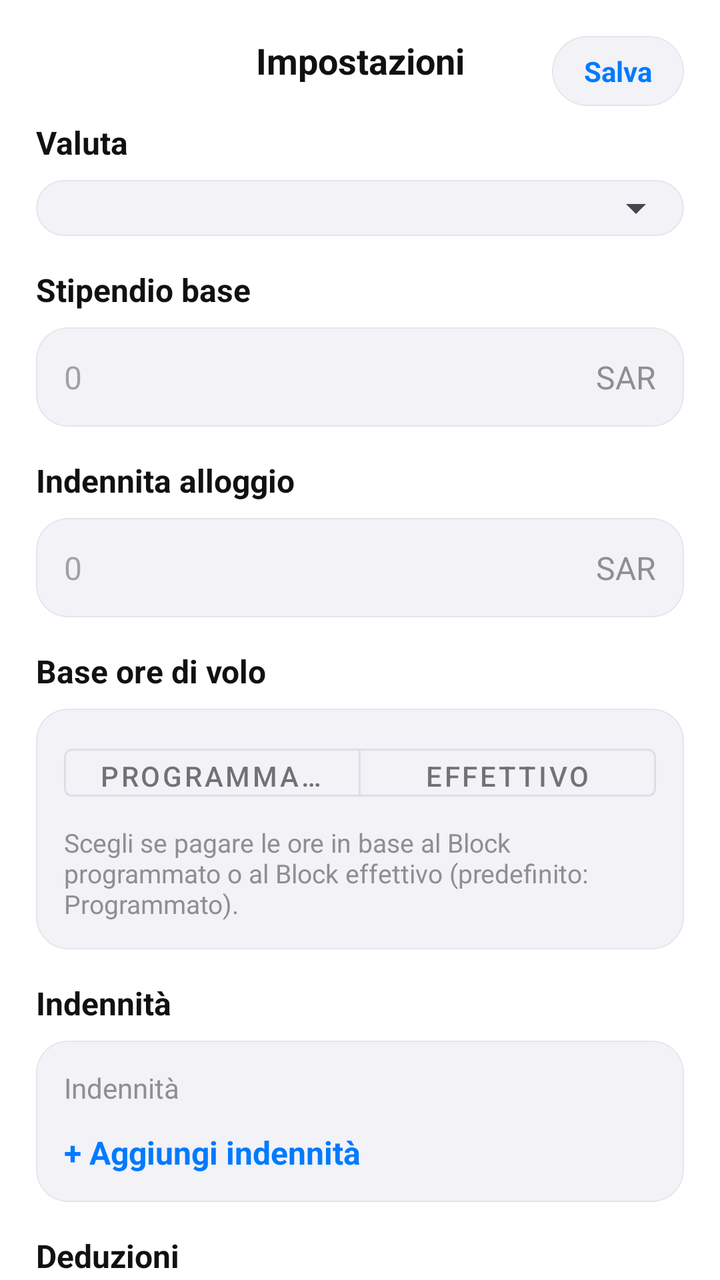
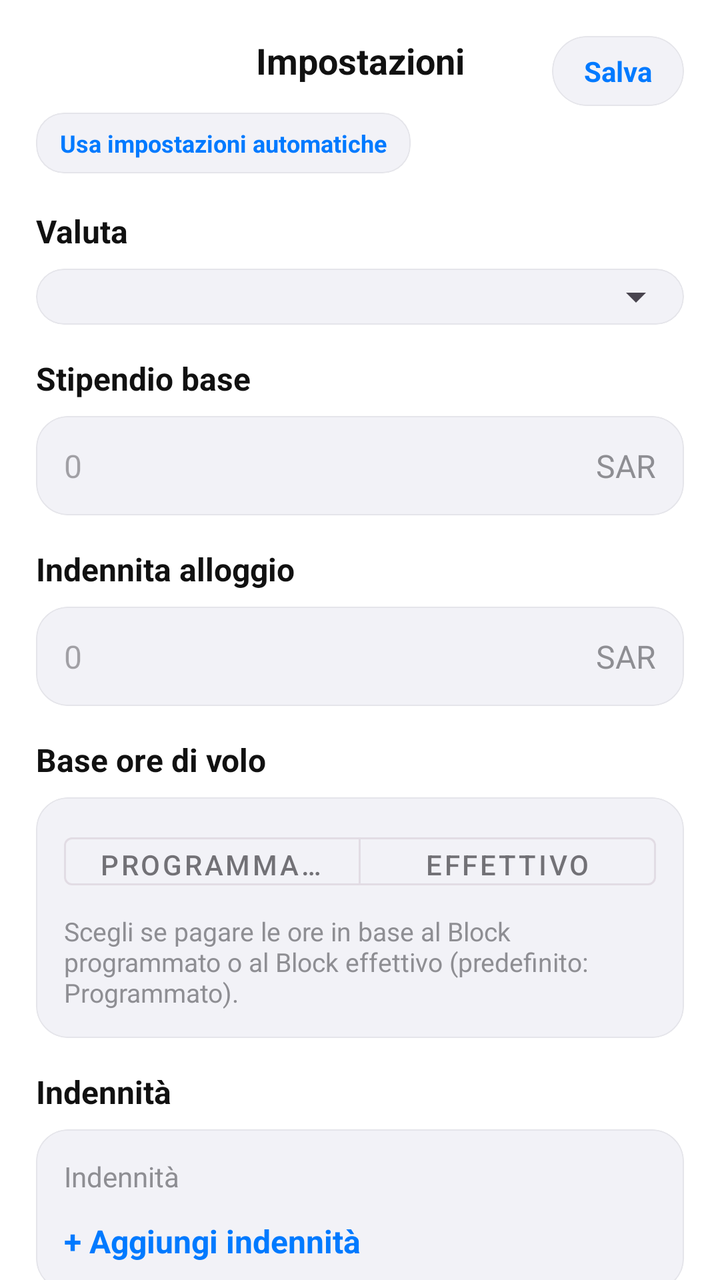

The first picture is an Android layout as it rendered before a commit; the second is the same layout after the commit. The layout source and the unified diff follow.
<!-- AndroidManifest.xml: application theme Theme.FlightTimeApp -->
<!-- res/layout/activity_salary_settings.xml -->
<?xml version="1.0" encoding="utf-8"?>
<androidx.core.widget.NestedScrollView
    xmlns:android="http://schemas.android.com/apk/res/android"
    xmlns:app="http://schemas.android.com/apk/res-auto"
    android:layout_width="match_parent"
    android:layout_height="match_parent"
    android:background="@color/iosBackground"
    android:fillViewport="true">

    <androidx.constraintlayout.widget.ConstraintLayout
        android:layout_width="match_parent"
        android:layout_height="wrap_content"
        android:padding="18dp">

        
        <TextView
            android:id="@+id/settingsTitle"
            android:layout_width="wrap_content"
            android:layout_height="wrap_content"
            android:text="@string/salary_settings_title"
            android:textColor="@color/iosText"
            android:textSize="18sp"
            android:textStyle="bold"
            app:layout_constraintStart_toStartOf="parent"
            app:layout_constraintEnd_toEndOf="parent"
            app:layout_constraintTop_toTopOf="parent" />

        <com.google.android.material.card.MaterialCardView
            android:id="@+id/settingsSave"
            android:layout_width="wrap_content"
            android:layout_height="wrap_content"
            android:clickable="true"
            android:focusable="true"
            app:cardBackgroundColor="@color/iosCardBg"
            app:cardCornerRadius="20dp"
            app:cardElevation="0dp"
            app:strokeColor="@color/iosCardStroke"
            app:strokeWidth="0.5dp"
            app:layout_constraintEnd_toEndOf="parent"
            app:layout_constraintTop_toTopOf="parent">

            <TextView
                android:layout_width="wrap_content"
                android:layout_height="wrap_content"
                android:paddingHorizontal="16dp"
                android:paddingVertical="8dp"
                android:text="@string/salary_settings_save"
                android:textColor="@color/iosBlue"
                android:textSize="14sp"
                android:textStyle="bold" />
        </com.google.android.material.card.MaterialCardView>

        
        <TextView
            android:id="@+id/settingsCurrencyLabel"
            android:layout_width="wrap_content"
            android:layout_height="wrap_content"
            android:layout_marginTop="18dp"
            android:text="@string/salary_settings_currency"
            android:textColor="@color/iosText"
            android:textSize="16sp"
            android:textStyle="bold"
            app:layout_constraintTop_toBottomOf="@id/settingsTitle"
            app:layout_constraintStart_toStartOf="parent" />

        <com.google.android.material.card.MaterialCardView
            android:id="@+id/settingsCurrencyCard"
            android:layout_width="0dp"
            android:layout_height="wrap_content"
            android:layout_marginTop="8dp"
            app:cardBackgroundColor="@color/iosCardBg"
            app:cardCornerRadius="16dp"
            app:cardElevation="0dp"
            app:strokeColor="@color/iosCardStroke"
            app:strokeWidth="0.5dp"
            app:layout_constraintTop_toBottomOf="@id/settingsCurrencyLabel"
            app:layout_constraintStart_toStartOf="parent"
            app:layout_constraintEnd_toEndOf="parent">

            <Spinner
                android:id="@+id/settingsCurrencySpinner"
                android:layout_width="match_parent"
                android:layout_height="wrap_content"
                android:padding="14dp" />
        </com.google.android.material.card.MaterialCardView>

        
        <TextView
            android:id="@+id/settingsBasicLabel"
            android:layout_width="wrap_content"
            android:layout_height="wrap_content"
            android:layout_marginTop="16dp"
            android:text="@string/salary_settings_basic_salary"
            android:textColor="@color/iosText"
            android:textSize="16sp"
            android:textStyle="bold"
            app:layout_constraintTop_toBottomOf="@id/settingsCurrencyCard"
            app:layout_constraintStart_toStartOf="parent" />

        <com.google.android.material.card.MaterialCardView
            android:id="@+id/settingsBasicCard"
            android:layout_width="0dp"
            android:layout_height="wrap_content"
            android:layout_marginTop="8dp"
            app:cardBackgroundColor="@color/iosCardBg"
            app:cardCornerRadius="16dp"
            app:cardElevation="0dp"
            app:strokeColor="@color/iosCardStroke"
            app:strokeWidth="0.5dp"
            app:layout_constraintTop_toBottomOf="@id/settingsBasicLabel"
            app:layout_constraintStart_toStartOf="parent"
            app:layout_constraintEnd_toEndOf="parent">

            <LinearLayout
                android:layout_width="match_parent"
                android:layout_height="wrap_content"
                android:orientation="horizontal"
                android:gravity="center_vertical"
                android:padding="14dp">

                <EditText
                    android:id="@+id/settingsBasicInput"
                    android:layout_width="0dp"
                    android:layout_height="wrap_content"
                    android:layout_weight="1"
                    android:background="@android:color/transparent"
                    android:hint="@string/salary_zero_placeholder"
                    android:inputType="numberDecimal"
                    android:textColor="@color/iosText"
                    android:textSize="16sp" />

                <TextView
                    android:id="@+id/settingsBasicCurrency"
                    android:layout_width="wrap_content"
                    android:layout_height="wrap_content"
                    android:text="@string/salary_currency_placeholder"
                    android:textColor="@color/iosHint"
                    android:textSize="16sp" />
            </LinearLayout>
        </com.google.android.material.card.MaterialCardView>

        
        <TextView
            android:id="@+id/settingsHousingLabel"
            android:layout_width="wrap_content"
            android:layout_height="wrap_content"
            android:layout_marginTop="16dp"
            android:text="@string/salary_settings_housing_allowance"
            android:textColor="@color/iosText"
            android:textSize="16sp"
            android:textStyle="bold"
            app:layout_constraintTop_toBottomOf="@id/settingsBasicCard"
            app:layout_constraintStart_toStartOf="parent" />

        <com.google.android.material.card.MaterialCardView
            android:id="@+id/settingsHousingCard"
            android:layout_width="0dp"
            android:layout_height="wrap_content"
            android:layout_marginTop="8dp"
            app:cardBackgroundColor="@color/iosCardBg"
            app:cardCornerRadius="16dp"
            app:cardElevation="0dp"
            app:strokeColor="@color/iosCardStroke"
            app:strokeWidth="0.5dp"
            app:layout_constraintTop_toBottomOf="@id/settingsHousingLabel"
            app:layout_constraintStart_toStartOf="parent"
            app:layout_constraintEnd_toEndOf="parent">

            <LinearLayout
                android:layout_width="match_parent"
                android:layout_height="wrap_content"
                android:orientation="horizontal"
                android:gravity="center_vertical"
                android:padding="14dp">

                <EditText
                    android:id="@+id/settingsHousingInput"
                    android:layout_width="0dp"
                    android:layout_height="wrap_content"
                    android:layout_weight="1"
                    android:background="@android:color/transparent"
                    android:hint="@string/salary_zero_placeholder"
                    android:inputType="numberDecimal"
                    android:textColor="@color/iosText"
                    android:textSize="16sp" />

                <TextView
                    android:id="@+id/settingsHousingCurrency"
                    android:layout_width="wrap_content"
                    android:layout_height="wrap_content"
                    android:text="@string/salary_currency_placeholder"
                    android:textColor="@color/iosHint"
                    android:textSize="16sp" />
            </LinearLayout>
        </com.google.android.material.card.MaterialCardView>

        
        <TextView
            android:id="@+id/settingsBlockLabel"
            android:layout_width="wrap_content"
            android:layout_height="wrap_content"
            android:layout_marginTop="16dp"
            android:text="@string/salary_settings_flight_hour_base"
            android:textColor="@color/iosText"
            android:textSize="16sp"
            android:textStyle="bold"
            app:layout_constraintTop_toBottomOf="@id/settingsHousingCard"
            app:layout_constraintStart_toStartOf="parent" />

        <com.google.android.material.card.MaterialCardView
            android:id="@+id/settingsBlockCard"
            android:layout_width="0dp"
            android:layout_height="wrap_content"
            android:layout_marginTop="8dp"
            app:cardBackgroundColor="@color/iosCardBg"
            app:cardCornerRadius="16dp"
            app:cardElevation="0dp"
            app:strokeColor="@color/iosCardStroke"
            app:strokeWidth="0.5dp"
            app:layout_constraintTop_toBottomOf="@id/settingsBlockLabel"
            app:layout_constraintStart_toStartOf="parent"
            app:layout_constraintEnd_toEndOf="parent">

            <LinearLayout
                android:layout_width="match_parent"
                android:layout_height="wrap_content"
                android:orientation="vertical"
                android:padding="14dp">

                <com.google.android.material.button.MaterialButtonToggleGroup
                    android:id="@+id/settingsBlockToggle"
                    android:layout_width="match_parent"
                    android:layout_height="wrap_content"
                    app:singleSelection="true">

                    <com.google.android.material.button.MaterialButton
                        android:id="@+id/settingsScheduledBtn"
                        style="@style/Widget.MaterialComponents.Button.OutlinedButton"
                        android:layout_width="0dp"
                        android:layout_height="36dp"
                        android:layout_weight="1"
                        android:text="@string/salary_settings_scheduled" />

                    <com.google.android.material.button.MaterialButton
                        android:id="@+id/settingsActualBtn"
                        style="@style/Widget.MaterialComponents.Button.OutlinedButton"
                        android:layout_width="0dp"
                        android:layout_height="36dp"
                        android:layout_weight="1"
                        android:text="@string/salary_settings_actual" />
                </com.google.android.material.button.MaterialButtonToggleGroup>

                <TextView
                    android:id="@+id/settingsBlockHint"
                    android:layout_width="match_parent"
                    android:layout_height="wrap_content"
                    android:layout_marginTop="8dp"
                    android:text="@string/salary_settings_block_base_help"
                    android:textColor="@color/iosHint"
                    android:textSize="13sp" />
            </LinearLayout>
        </com.google.android.material.card.MaterialCardView>

        
        <TextView
            android:id="@+id/settingsAllowancesLabel"
            android:layout_width="wrap_content"
            android:layout_height="wrap_content"
            android:layout_marginTop="16dp"
            android:text="@string/salary_settings_allowances"
            android:textColor="@color/iosText"
            android:textSize="16sp"
            android:textStyle="bold"
            app:layout_constraintTop_toBottomOf="@id/settingsBlockCard"
            app:layout_constraintStart_toStartOf="parent" />

        <com.google.android.material.card.MaterialCardView
            android:id="@+id/settingsAllowancesCard"
            android:layout_width="0dp"
            android:layout_height="wrap_content"
            android:layout_marginTop="8dp"
            app:cardBackgroundColor="@color/iosCardBg"
            app:cardCornerRadius="16dp"
            app:cardElevation="0dp"
            app:strokeColor="@color/iosCardStroke"
            app:strokeWidth="0.5dp"
            app:layout_constraintTop_toBottomOf="@id/settingsAllowancesLabel"
            app:layout_constraintStart_toStartOf="parent"
            app:layout_constraintEnd_toEndOf="parent">

            <LinearLayout
                android:id="@+id/settingsAllowancesContainer"
                android:layout_width="match_parent"
                android:layout_height="wrap_content"
                android:orientation="vertical"
                android:padding="14dp">

                <TextView
                    android:id="@+id/settingsAllowancesEmpty"
                    android:layout_width="match_parent"
                    android:layout_height="wrap_content"
                    android:text="@string/salary_settings_allowances_empty"
                    android:textColor="@color/iosHint"
                    android:textSize="14sp" />

                <TextView
                    android:id="@+id/settingsAddAllowance"
                    android:layout_width="wrap_content"
                    android:layout_height="wrap_content"
                    android:layout_marginTop="12dp"
                    android:text="@string/salary_settings_add_allowance"
                    android:textColor="@color/iosBlue"
                    android:textSize="16sp"
                    android:textStyle="bold" />
            </LinearLayout>
        </com.google.android.material.card.MaterialCardView>

        
        <TextView
            android:id="@+id/settingsDeductionsLabel"
            android:layout_width="wrap_content"
            android:layout_height="wrap_content"
            android:layout_marginTop="16dp"
            android:text="@string/salary_settings_deductions"
            android:textColor="@color/iosText"
            android:textSize="16sp"
            android:textStyle="bold"
            app:layout_constraintTop_toBottomOf="@id/settingsAllowancesCard"
            app:layout_constraintStart_toStartOf="parent" />

        <com.google.android.material.card.MaterialCardView
            android:id="@+id/settingsDeductionsCard"
            android:layout_width="0dp"
            android:layout_height="wrap_content"
            android:layout_marginTop="8dp"
            app:cardBackgroundColor="@color/iosCardBg"
            app:cardCornerRadius="16dp"
            app:cardElevation="0dp"
            app:strokeColor="@color/iosCardStroke"
            app:strokeWidth="0.5dp"
            app:layout_constraintTop_toBottomOf="@id/settingsDeductionsLabel"
            app:layout_constraintStart_toStartOf="parent"
            app:layout_constraintEnd_toEndOf="parent">

            <LinearLayout
                android:id="@+id/settingsDeductionsContainer"
                android:layout_width="match_parent"
                android:layout_height="wrap_content"
                android:orientation="vertical"
                android:padding="14dp">

                <TextView
                    android:id="@+id/settingsDeductionsEmpty"
                    android:layout_width="match_parent"
                    android:layout_height="wrap_content"
                    android:text="@string/salary_settings_deductions_empty"
                    android:textColor="@color/iosHint"
                    android:textSize="14sp" />

                <TextView
                    android:id="@+id/settingsAddDeduction"
                    android:layout_width="wrap_content"
                    android:layout_height="wrap_content"
                    android:layout_marginTop="12dp"
                    android:text="@string/salary_settings_add_deduction"
                    android:textColor="@color/iosBlue"
                    android:textSize="16sp"
                    android:textStyle="bold" />
            </LinearLayout>
        </com.google.android.material.card.MaterialCardView>

    </androidx.constraintlayout.widget.ConstraintLayout>
</androidx.core.widget.NestedScrollView>
<!-- resources referenced by this layout -->
<resources>
  <color name="iosBackground">#FFFFFF</color>
  <color name="iosBlue">#007AFF</color>
  <color name="iosCardBg">#F2F2F7</color>
  <color name="iosCardStroke">#E5E5EA</color>
  <color name="iosHint">#8E8E93</color>
  <color name="iosText">#111111</color>
  <string name="salary_currency_placeholder">SAR</string>
  <string name="salary_settings_actual">Effettivo</string>
  <string name="salary_settings_add_allowance">+ Aggiungi indennità</string>
  <string name="salary_settings_add_deduction">+ Aggiungi deduzione</string>
  <string name="salary_settings_allowances">Indennità</string>
  <string name="salary_settings_allowances_empty">Indennità</string>
  <string name="salary_settings_basic_salary">Stipendio base</string>
  <string name="salary_settings_block_base_help">Scegli se pagare le ore in base al Block programmato o al Block effettivo (predefinito: Programmato).</string>
  <string name="salary_settings_currency">Valuta</string>
  <string name="salary_settings_deductions">Deduzioni</string>
  <string name="salary_settings_deductions_empty">Nessuna deduzione. Tocca + Aggiungi deduzione per aggiungerne una.</string>
  <string name="salary_settings_flight_hour_base">Base ore di volo</string>
  <string name="salary_settings_housing_allowance">Indennita alloggio</string>
  <string name="salary_settings_save">Salva</string>
  <string name="salary_settings_scheduled">Programmato</string>
  <string name="salary_settings_title">Impostazioni</string>
  <string name="salary_zero_placeholder">0</string>
  <style name="Theme.FlightTimeApp" parent="Base.Theme.FlightTimeApp" />
  <style name="Base.Theme.FlightTimeApp" parent="Theme.Material3.DayNight.NoActionBar">
          
          
      </style>
</resources>

<!-- the commit's change to res/layout/activity_salary_settings.xml (unified diff, before → after) -->
@@ -50,6 +50,32 @@
                 android:textStyle="bold" />
         </com.google.android.material.card.MaterialCardView>
 
+        <com.google.android.material.card.MaterialCardView
+            android:id="@+id/settingsAutomaticPreset"
+            android:layout_width="wrap_content"
+            android:layout_height="wrap_content"
+            android:layout_marginTop="14dp"
+            android:clickable="true"
+            android:focusable="true"
+            app:cardBackgroundColor="@color/iosCardBg"
+            app:cardCornerRadius="14dp"
+            app:cardElevation="0dp"
+            app:strokeColor="@color/iosCardStroke"
+            app:strokeWidth="0.5dp"
+            app:layout_constraintStart_toStartOf="parent"
+            app:layout_constraintTop_toBottomOf="@id/settingsTitle">
+
+            <TextView
+                android:layout_width="wrap_content"
+                android:layout_height="wrap_content"
+                android:paddingHorizontal="12dp"
+                android:paddingVertical="7dp"
+                android:text="@string/salary_settings_use_automatic"
+                android:textColor="@color/iosBlue"
+                android:textSize="12sp"
+                android:textStyle="bold" />
+        </com.google.android.material.card.MaterialCardView>
+
         
         <TextView
             android:id="@+id/settingsCurrencyLabel"
@@ -60,7 +86,7 @@
             android:textColor="@color/iosText"
             android:textSize="16sp"
             android:textStyle="bold"
-            app:layout_constraintTop_toBottomOf="@id/settingsTitle"
+            app:layout_constraintTop_toBottomOf="@id/settingsAutomaticPreset"
             app:layout_constraintStart_toStartOf="parent" />
 
         <com.google.android.material.card.MaterialCardView
<!-- resource entries referenced after the edit -->
@@ -22,6 +22,7 @@
   <string name="salary_settings_save">Salva</string>
   <string name="salary_settings_scheduled">Programmato</string>
   <string name="salary_settings_title">Impostazioni</string>
+  <string name="salary_settings_use_automatic">Usa impostazioni automatiche</string>
   <string name="salary_zero_placeholder">0</string>
   <style name="Theme.FlightTimeApp" parent="Base.Theme.FlightTimeApp" />
   <style name="Base.Theme.FlightTimeApp" parent="Theme.Material3.DayNight.NoActionBar">
